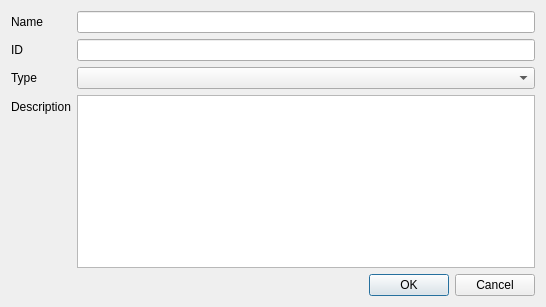
Above: resources/ui/ActorForm.ui from perfidia/afefuc before the change. Below: the same form after it.
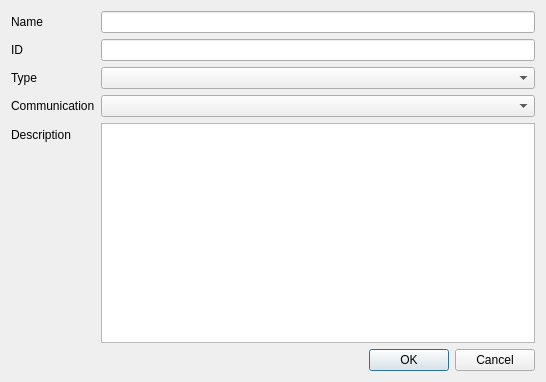
That is the form after the change.

Commit message: add type of communication to an actor (fix #13)

```diff
--- a/resources/ui/ActorForm.ui
+++ b/resources/ui/ActorForm.ui
@@ -7,7 +7,7 @@
     <x>0</x>
     <y>0</y>
     <width>546</width>
-    <height>307</height>
+    <height>382</height>
    </rect>
   </property>
   <property name="windowTitle">
@@ -30,7 +30,7 @@
        </property>
       </widget>
      </item>
-     <item row="3" column="0">
+     <item row="4" column="0">
       <widget class="QLabel" name="descriptionLabel">
        <property name="text">
         <string>Description</string>
@@ -43,7 +43,7 @@
      <item row="1" column="1">
       <widget class="QLineEdit" name="idEdit"/>
      </item>
-     <item row="3" column="1">
+     <item row="4" column="1">
       <widget class="QPlainTextEdit" name="descriptionEdit">
        <property name="plainText">
         <string/>
@@ -60,6 +60,16 @@
      <item row="2" column="1">
       <widget class="QComboBox" name="typeComboBox"/>
      </item>
+     <item row="3" column="0">
+      <widget class="QLabel" name="communicationLabel">
+       <property name="text">
+        <string>Communication</string>
+       </property>
+      </widget>
+     </item>
+     <item row="3" column="1">
+      <widget class="QComboBox" name="communicationComboBox"/>
+     </item>
     </layout>
    </item>
    <item>
```
The commit also changes 6 other files.
